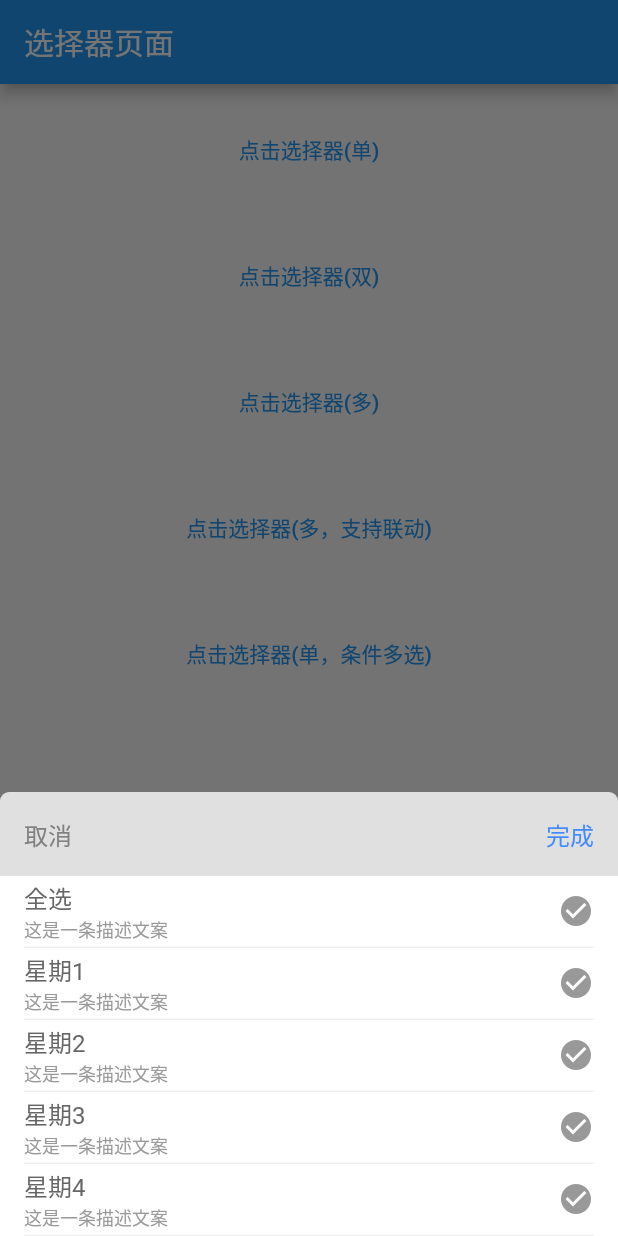
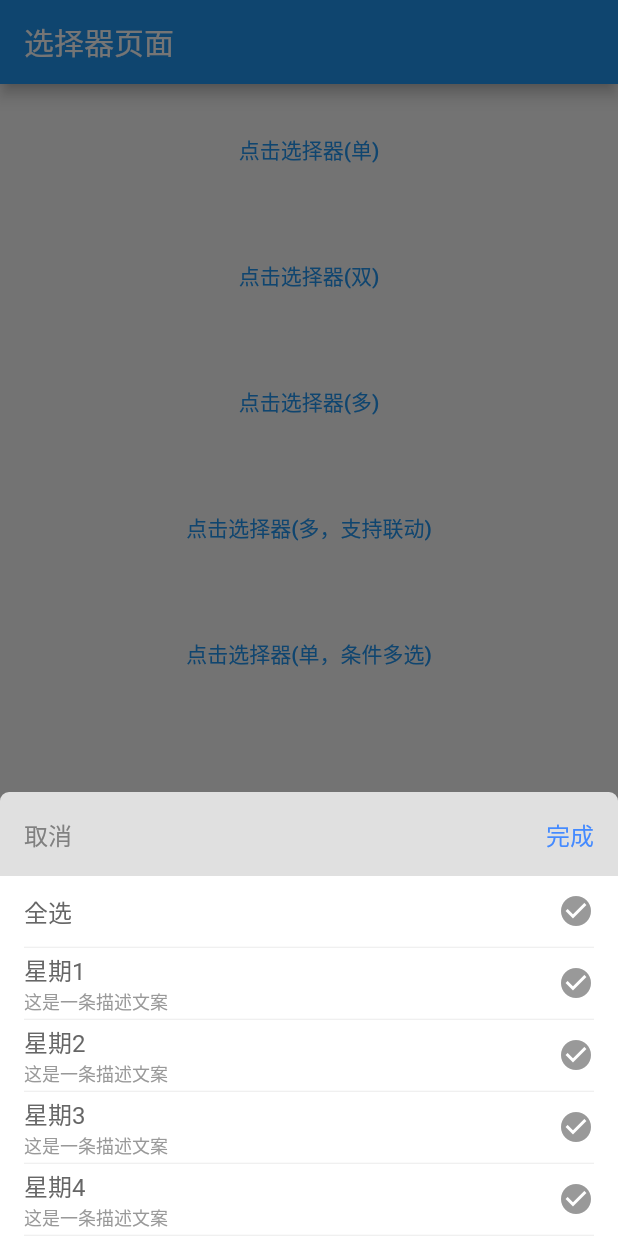
Before and after one commit to wyqlxf/flutter_selector, a Flutter app: the screen it shows after launch, after a tap on "点击选择器(单，条件多选)", on a phone screen of 412 x 824 dp. Run offline on Flutter 3.47's test engine with Material 2 defaults, Android fonts, the phone set to English and light mode, and no system bars.

Commit message:
版本升级

```diff
--- a/example/lib/main.dart
+++ b/example/lib/main.dart
@@ -270,8 +270,7 @@ class _MyHomePageState extends State<MyHomePage> {
           id: '',
           name: '全选',
           isCheck: false,
-          isSupportSelectAll: true,
-          describe: '这是一条描述文案')
+          isSupportSelectAll: true)
     ];
     for (int i = 0; i < 7; i++) {
       list.add(SelectorItem(
--- a/lib/widget/common_widget.dart
+++ b/lib/widget/common_widget.dart
@@ -74,6 +74,7 @@ class CommonWidget {
                   children: [
                     Column(
                       mainAxisSize: MainAxisSize.min,
+                      mainAxisAlignment: MainAxisAlignment.center,
                       crossAxisAlignment: CrossAxisAlignment.start,
                       children: [
                         Text(
@@ -84,6 +85,7 @@ class CommonWidget {
                           style:
                               TextStyle(fontSize: textSize, color: textColor),
                         ),
+                        if (item.describe.isNotEmpty)
                           Text(
                             item.describe,
                             maxLines: 1,
```
Lines whose indentation alone changed are shown as unchanged.
